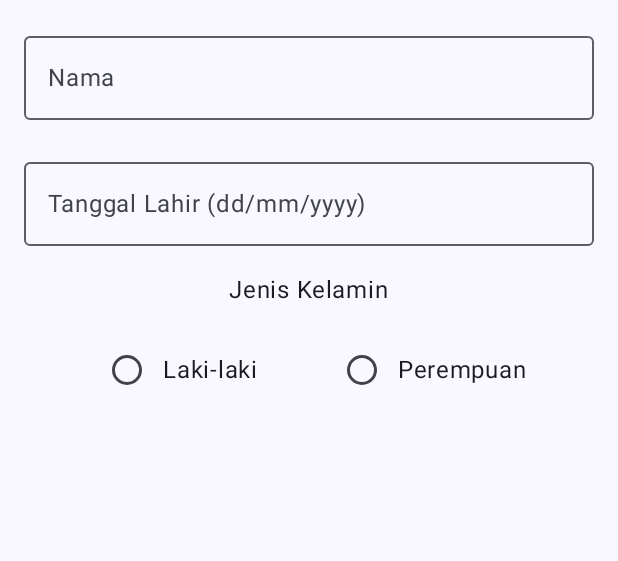
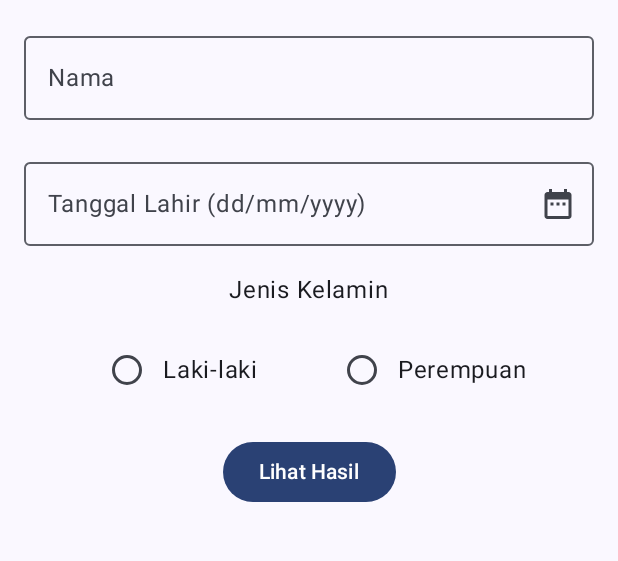
Before and after one commit to Ghinayolanda/Assesment1Mobpro-607062330096-GhinaAniqah, an Android app built with Jetpack Compose: the screen it shows after launch (MainActivity), on a phone screen of 412 x 824 dp, the part 96-657 px from its top. Run offline under Robolectric (Android 15) with nearby library versions, the phone set to English and light mode, and no system bars.

Commit message:
Dapat memproses data dari pengguna tanpa error dan menampilkan hasilnya di tampilan aplikasi

```diff
--- a/app/src/main/java/com/ghina0096/assesment1_607062330096_ghinaaniqahyc/screen/MainScreen.kt
+++ b/app/src/main/java/com/ghina0096/assesment1_607062330096_ghinaaniqahyc/screen/MainScreen.kt
@@ -1,17 +1,19 @@
 package com.ghina0096.assesment1_607062330096_ghinaaniqahyc.screen
 
-import android.app.DatePickerDialog
-import android.icu.util.Calendar
-import android.widget.DatePicker
-import androidx.compose.foundation.clickable
 import androidx.compose.foundation.layout.Arrangement
 import androidx.compose.foundation.layout.Column
 import androidx.compose.foundation.layout.Row
+import androidx.compose.foundation.layout.Spacer
 import androidx.compose.foundation.layout.fillMaxSize
 import androidx.compose.foundation.layout.fillMaxWidth
+import androidx.compose.foundation.layout.height
 import androidx.compose.foundation.layout.padding
 import androidx.compose.foundation.text.KeyboardOptions
+import androidx.compose.material.icons.Icons
+import androidx.compose.material.icons.filled.DateRange
+import androidx.compose.material3.Button
 import androidx.compose.material3.ExperimentalMaterial3Api
+import androidx.compose.material3.Icon
 import androidx.compose.material3.MaterialTheme
 import androidx.compose.material3.OutlinedTextField
 import androidx.compose.material3.RadioButton
@@ -28,42 +30,33 @@ import androidx.compose.ui.Alignment
 import androidx.compose.ui.Modifier
 import androidx.compose.ui.graphics.Color
 import androidx.compose.ui.platform.LocalContext
+import androidx.compose.ui.res.stringResource
+import androidx.compose.ui.text.font.FontWeight
 import androidx.compose.ui.text.input.ImeAction
 import androidx.compose.ui.text.input.KeyboardType
+import androidx.compose.ui.text.style.TextAlign
 import androidx.compose.ui.tooling.preview.Preview
 import androidx.compose.ui.unit.dp
+import com.ghina0096.assesment1_607062330096_ghinaaniqahyc.R
 import com.ghina0096.assesment1_607062330096_ghinaaniqahyc.ui.theme.Assesment1_607062330096_GhinaAniqahYCTheme
 
 @OptIn(ExperimentalMaterial3Api::class)
 @Composable
 fun MainScreen() {
+    val context = LocalContext.current
     var nama by remember { mutableStateOf("") }
     var selectedGender by remember { mutableStateOf("") }
-    val genderOptions = listOf("Laki-laki", "Perempuan")
-
+    val genderOptions = listOf(
+        stringResource(id = R.string.gender_laki_laki),
+        stringResource(id = R.string.gender_perempuan)
+    )
     var selectedDate by remember { mutableStateOf("") }
-    val context = LocalContext.current
-
-    // Buat DatePickerDialog
-    val calendar = Calendar.getInstance()
-    val year = calendar.get(Calendar.YEAR)
-    val month = calendar.get(Calendar.MONTH)
-    val day = calendar.get(Calendar.DAY_OF_MONTH)
-
-    val datePickerDialog = DatePickerDialog(
-        context,
-        { _: DatePicker, selectedYear: Int, selectedMonth: Int, selectedDay: Int ->
-            selectedDate = "%02d/%02d/%04d".format(selectedDay, selectedMonth + 1, selectedYear)
-        },
-        year, month, day
-    )
+    var showResult by remember { mutableStateOf(false) }
 
     Scaffold(
         topBar = {
             TopAppBar(
-                title = {
-                    Text("Data Diri")
-                },
+                title = { Text(stringResource(id = R.string.app_name)) },
                 colors = TopAppBarDefaults.mediumTopAppBarColors(
                     containerColor = Color(0xFFE1BEE7),
                     titleContentColor = Color.White
@@ -72,14 +65,20 @@ fun MainScreen() {
         }
     ) { paddingValues ->
         Column(
-            modifier = Modifier.fillMaxSize().padding(16.dp).padding(paddingValues),
+            modifier = Modifier
+                .fillMaxSize()
+                .padding(16.dp)
+                .padding(paddingValues),
             verticalArrangement = Arrangement.spacedBy(20.dp),
             horizontalAlignment = Alignment.CenterHorizontally
         ) {
             OutlinedTextField(
                 value = nama,
-                onValueChange = { nama = it },
-                label = { Text("Nama") },
+                onValueChange = {
+                    nama = it
+                    showResult = false
+                },
+                label = { Text(stringResource(id = R.string.label_nama)) },
                 singleLine = true,
                 keyboardOptions = KeyboardOptions(
                     imeAction = ImeAction.Next,
@@ -87,23 +86,42 @@ fun MainScreen() {
                 ),
                 modifier = Modifier.fillMaxWidth()
             )
+
             OutlinedTextField(
                 value = selectedDate,
-                onValueChange = { selectedDate = it },
-                label = { Text("Tanggal Lahir (dd/mm/yyyy)") },
-                modifier = Modifier
-                    .fillMaxWidth()
-                    .clickable {
-                        datePickerDialog.show()
+                onValueChange = {
+                    val digits = it.filter { char -> char.isDigit() }
+                    val formatted = buildString {
+                        for (i in digits.indices) {
+                            append(digits[i])
+                            if ((i == 1 || i == 3) && i != digits.lastIndex) {
+                                append('/')
+                            }
+                        }
                     }
+                    selectedDate = formatted
+                    showResult = false
+                },
+                label = { Text(stringResource(id = R.string.label_tanggal_lahir)) },
+                trailingIcon = {
+                    Icon(
+                        imageVector = Icons.Default.DateRange,
+                        contentDescription = stringResource(id = R.string.icon_desc_tanggal)
+                    )
+                },
+                modifier = Modifier.fillMaxWidth(),
+                keyboardOptions = KeyboardOptions(
+                    imeAction = ImeAction.Next,
+                    keyboardType = KeyboardType.Number
+                )
             )
 
             Text(
-                text = "Jenis Kelamin",
+                text = stringResource(id = R.string.label_jenis_kelamin),
                 style = MaterialTheme.typography.bodyLarge
             )
 
-            Row (
+            Row(
                 modifier = Modifier.fillMaxWidth(),
                 horizontalArrangement = Arrangement.SpaceEvenly
             ) {
@@ -111,19 +129,48 @@ fun MainScreen() {
                     Row(verticalAlignment = Alignment.CenterVertically) {
                         RadioButton(
                             selected = selectedGender == gender,
-                            onClick = { selectedGender = gender }
+                            onClick = {
+                                selectedGender = gender
+                                showResult = false
+                            }
                         )
                         Text(text = gender)
                     }
                 }
             }
 
+            Button(
+                onClick = {
+                    showResult = true
+                }
+            ) {
+                Text(stringResource(id = R.string.lihat_hasil))
+            }
 
-            if (nama.isNotBlank() && selectedGender.isNotBlank() && selectedDate.isNotBlank()) {
-                Text(
-                    text = "Halo $nama, Anda seorang $selectedGender yang lahir pada $selectedDate.",
-                    style = MaterialTheme.typography.bodyMedium
-                )
+            if (showResult) {
+                Column(
+                    horizontalAlignment = Alignment.CenterHorizontally,
+                    modifier = Modifier.fillMaxWidth()
+                ) {
+                    Text(
+                        text = stringResource(id = R.string.hasil_data_diri),
+                        fontWeight = FontWeight.Bold,
+                        textAlign = TextAlign.Center
+                    )
+                    Spacer(modifier = Modifier.height(8.dp))
+                    Text(
+                        text = stringResource(id = R.string.hasil_nama, nama),
+                        textAlign = TextAlign.Center
+                    )
+                    Text(
+                        text = stringResource(id = R.string.hasil_tanggal_lahir, selectedDate),
+                        textAlign = TextAlign.Center
+                    )
+                    Text(
+                        text = stringResource(id = R.string.hasil_jenis_kelamin, selectedGender),
+                        textAlign = TextAlign.Center
+                    )
+                }
             }
         }
     }
--- a/app/src/main/res/values/strings.xml
+++ b/app/src/main/res/values/strings.xml
@@ -1,3 +1,16 @@
 <resources>
-    <string name="app_name">Assesment1_607062330096_Ghina Aniqah Y.C</string>
+        <string name="app_name">Data Diri</string>
+        <string name="label_nama">Nama</string>
+        <string name="label_tanggal_lahir">Tanggal Lahir (dd/mm/yyyy)</string>
+        <string name="label_jenis_kelamin">Jenis Kelamin</string>
+        <string name="gender_laki_laki">Laki-laki</string>
+        <string name="gender_perempuan">Perempuan</string>
+        <string name="lihat_hasil">Lihat Hasil</string>
+        <string name="hasil_data_diri">Hasil Data Diri:</string>
+        <string name="hasil_nama">Nama: %1$s</string>
+        <string name="hasil_tanggal_lahir">Tanggal Lahir: %1$s</string>
+        <string name="hasil_jenis_kelamin">Jenis Kelamin: %1$s</string>
+        <string name="icon_desc_tanggal">Input Tanggal</string>
+        <string name="kembali">Kembali</string>
+        <string name="tentang_aplikasi">Tentang Aplikasi</string>
 </resources>
```
